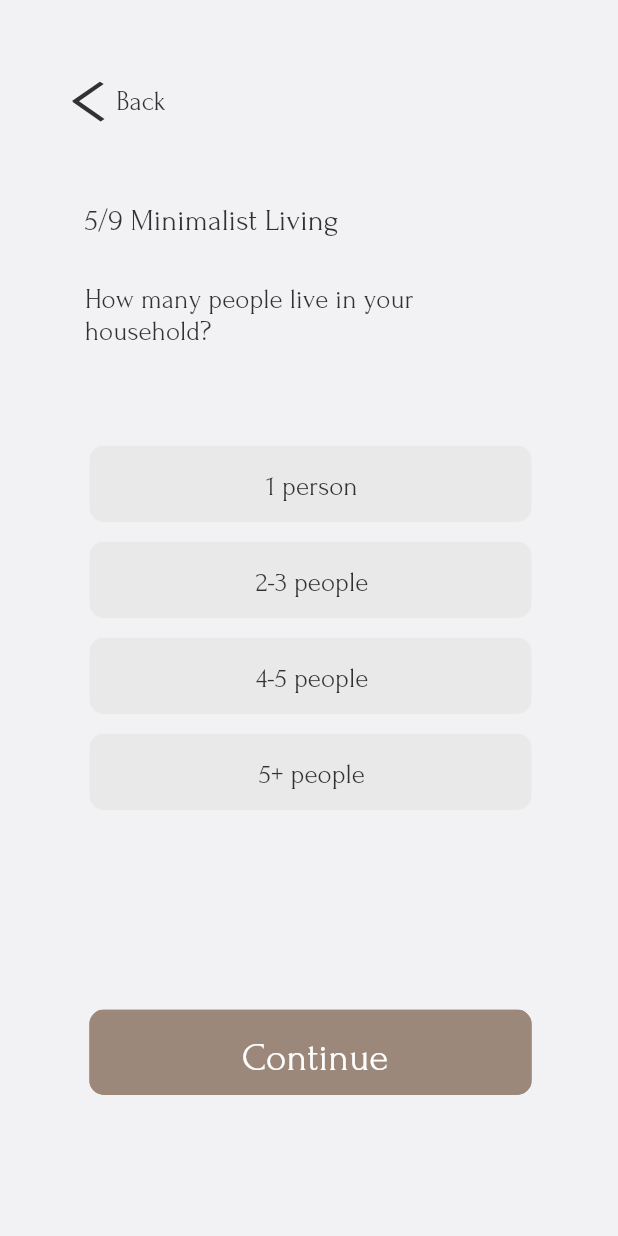
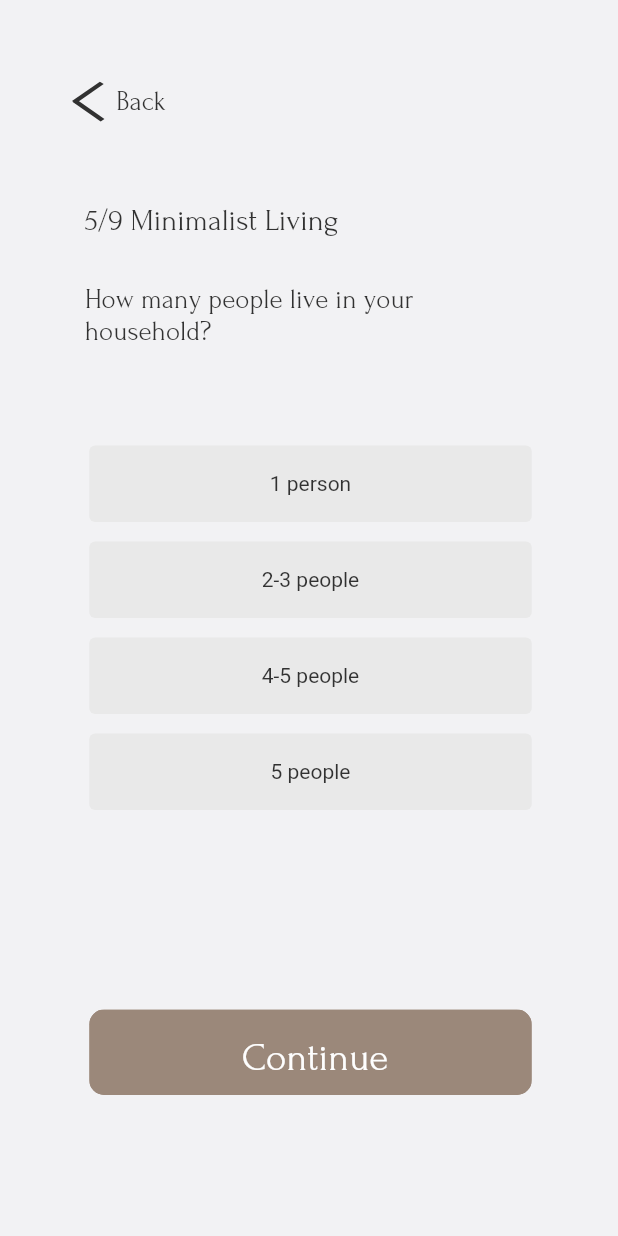
Before and after one commit to cw118/EcoTrack, a Flutter app: the GeneratedQ5Widget screen opened by its route, on a phone screen of 412 x 824 dp. Run offline on Flutter 3.47's test engine with Material 2 defaults, Android fonts, the light colour scheme and no system bars; our stand-ins replace path_drawing.

Commit message:
Changed btns for q5

```diff
--- a/lib/eco_trackapp/generatedq5widget/GeneratedQ5Widget.dart
+++ b/lib/eco_trackapp/generatedq5widget/GeneratedQ5Widget.dart
@@ -78,6 +78,8 @@ class GeneratedQ5Widget extends StatelessWidget {
                       z: 0,
                       child: GeneratedHowmanypeopleliveinyourhouseholdWidget()),
                 ),
+
+                //1 person
                 Positioned(
                   left: null,
                   top: null,
@@ -89,21 +91,22 @@ class GeneratedQ5Widget extends StatelessWidget {
                       x: 1.00,
                       y: -89.50,
                       z: 0,
-                      child: GeneratedRectangle7Widget4()),
-                ),
-                Positioned(
-                  left: null,
-                  top: null,
-                  right: null,
-                  bottom: null,
-                  width: 277.0,
-                  height: 35.0,
-                  child: TransformHelper.translate(
-                      x: 2.00,
-                      y: -87.50,
-                      z: 0,
-                      child: Generated1personWidget()),
-                ),
+                      child: TextButton(
+                      onPressed: () {
+                int value = 0;
+                },
+                  child: Text('1 person',
+                      style: TextStyle(
+                          color:Colors.black
+                      )),
+                  style: ButtonStyle(
+                      backgroundColor: MaterialStateProperty.all<Color>(Color.fromARGB(255, 229, 229, 229))
+                  ),
+                ))
+      ),
+
+
+                //2-3ppl
                 Positioned(
                   left: null,
                   top: null,
@@ -115,21 +118,22 @@ class GeneratedQ5Widget extends StatelessWidget {
                       x: 1.00,
                       y: -25.50,
                       z: 0,
-                      child: GeneratedRectangle8Widget4()),
+                      child: TextButton(
+                        onPressed: () {
+                          int value = 0;
+                        },
+                        child: Text('2-3 people',
+                            style: TextStyle(
+                                color:Colors.black
+                            )),
+                        style: ButtonStyle(
+                            backgroundColor: MaterialStateProperty.all<Color>(Color.fromARGB(255, 229, 229, 229))
+                        ),
+                      ))
                 ),
-                Positioned(
-                  left: null,
-                  top: null,
-                  right: null,
-                  bottom: null,
-                  width: 277.0,
-                  height: 35.0,
-                  child: TransformHelper.translate(
-                      x: 2.00,
-                      y: -23.50,
-                      z: 0,
-                      child: Generated23peopleWidget()),
-                ),
+
+
+                //4-5 ppl
                 Positioned(
                   left: null,
                   top: null,
@@ -141,21 +145,22 @@ class GeneratedQ5Widget extends StatelessWidget {
                       x: 1.00,
                       y: 38.50,
                       z: 0,
-                      child: GeneratedRectangle10Widget4()),
+                      child: TextButton(
+                        onPressed: () {
+                          int value = 0;
+                        },
+                        child: Text('4-5 people',
+                            style: TextStyle(
+                                color:Colors.black
+                            )),
+                        style: ButtonStyle(
+                            backgroundColor: MaterialStateProperty.all<Color>(Color.fromARGB(255, 229, 229, 229))
+                        ),
+                      ))
                 ),
-                Positioned(
-                  left: null,
-                  top: null,
-                  right: null,
-                  bottom: null,
-                  width: 277.0,
-                  height: 35.0,
-                  child: TransformHelper.translate(
-                      x: 2.00,
-                      y: 40.50,
-                      z: 0,
-                      child: Generated45peopleWidget()),
-                ),
+
+
+                //5 ppl
                 Positioned(
                   left: null,
                   top: null,
@@ -167,21 +172,20 @@ class GeneratedQ5Widget extends StatelessWidget {
                       x: 1.00,
                       y: 102.50,
                       z: 0,
-                      child: GeneratedRectangle11Widget3()),
+                      child: TextButton(
+                        onPressed: () {
+                          int value = 0;
+                        },
+                        child: Text('5 people',
+                            style: TextStyle(
+                                color:Colors.black
+                            )),
+                        style: ButtonStyle(
+                            backgroundColor: MaterialStateProperty.all<Color>(Color.fromARGB(255, 229, 229, 229))
+                        ),
+                      ))
                 ),
-                Positioned(
-                  left: null,
-                  top: null,
-                  right: null,
-                  bottom: null,
-                  width: 277.0,
-                  height: 35.0,
-                  child: TransformHelper.translate(
-                      x: 2.00,
-                      y: 104.50,
-                      z: 0,
-                      child: Generated5peopleWidget()),
-                ),
+
                 Positioned(
                   left: null,
                   top: null,
```
